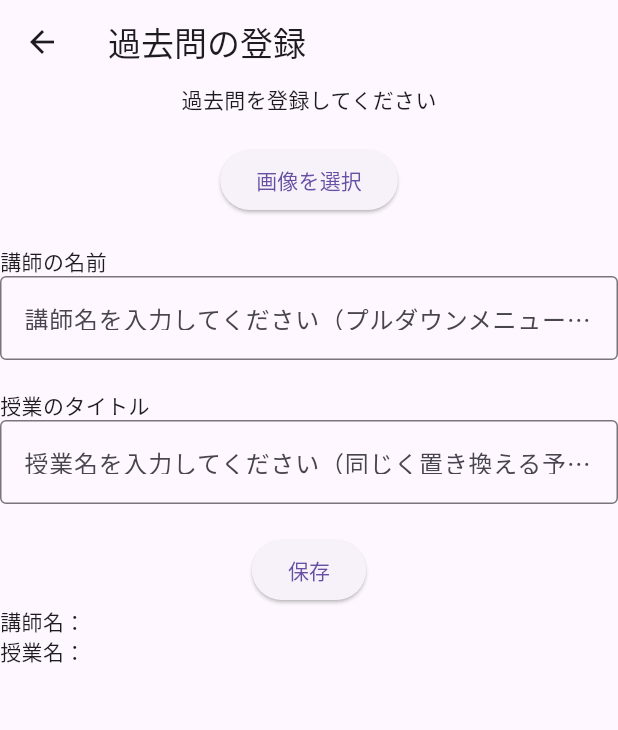
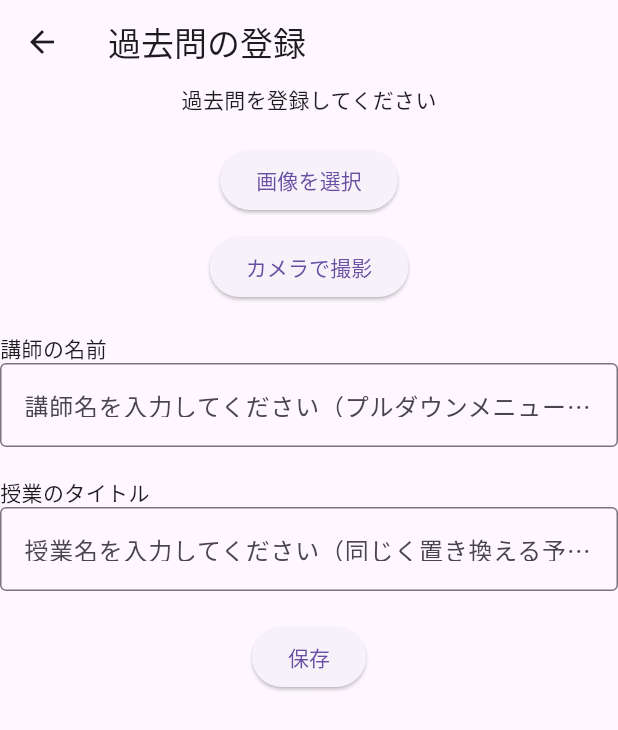
Before and after one commit to akiii2024/kakomon_kanri, a Flutter app: the SecondPage screen opened directly, on a phone screen of 412 x 824 dp. Shown: the top 730 px of the screen. Run offline on Flutter 3.47's test engine with Material 3 defaults, Android fonts, the phone set to English and light mode, and no system bars; our stand-ins replace image_picker.

Commit message:
カメラ機能の実装

```diff
--- a/lib/main.dart
+++ b/lib/main.dart
@@ -122,6 +122,24 @@ class _SecondPageState extends State<SecondPage> {
     }
   }
 
+  Future<void> _pickImageCamera() async {
+    try {
+      final XFile? pickedFile = await _picker.pickImage(source: ImageSource.camera);
+      if (pickedFile != null) {
+        setState((){
+          _image = pickedFile;
+        });
+      }
+    } catch (e) {
+      ScaffoldMessenger.of(context).showSnackBar(
+        SnackBar(
+          content: Text('画像の選択に失敗しました。'),
+          duration: Duration(seconds: 2),
+        ),
+      );
+    }
+  }
+
   Widget build(BuildContext context) {
     return Scaffold(
       appBar: AppBar(
@@ -136,11 +154,20 @@ class _SecondPageState extends State<SecondPage> {
             Center(
               child: Text('過去問を登録してください'),
             ),
-            SizedBox(height: 20), // 最初のテキ���トと入力フィールド間のスペースを追加
+            SizedBox(height: 20), // 最初のテキストと入力フィールド間のスペースを追加
             Center(
-              child: ElevatedButton(
-                onPressed: _pickImage,
-                child: Text('画像を選択'),
+              child: Column(
+                children: [
+                  ElevatedButton(
+                    onPressed: _pickImage,
+                    child: Text('画像を選択'),
+                  ),
+                  SizedBox(height: 10),
+                  ElevatedButton(
+                    onPressed: _pickImageCamera,
+                    child: Text('カメラで撮影'),
+                  ),
+                ],
               ),
             ),
             if (_image != null)
@@ -184,8 +211,6 @@ class _SecondPageState extends State<SecondPage> {
                 child: Text('保存'),
               ),
             ),
-            Text('講師名：${_teacherNameController.text}'),
-            Text('授業名：${_classController.text}'),
           ],
         ),
       ),
```
